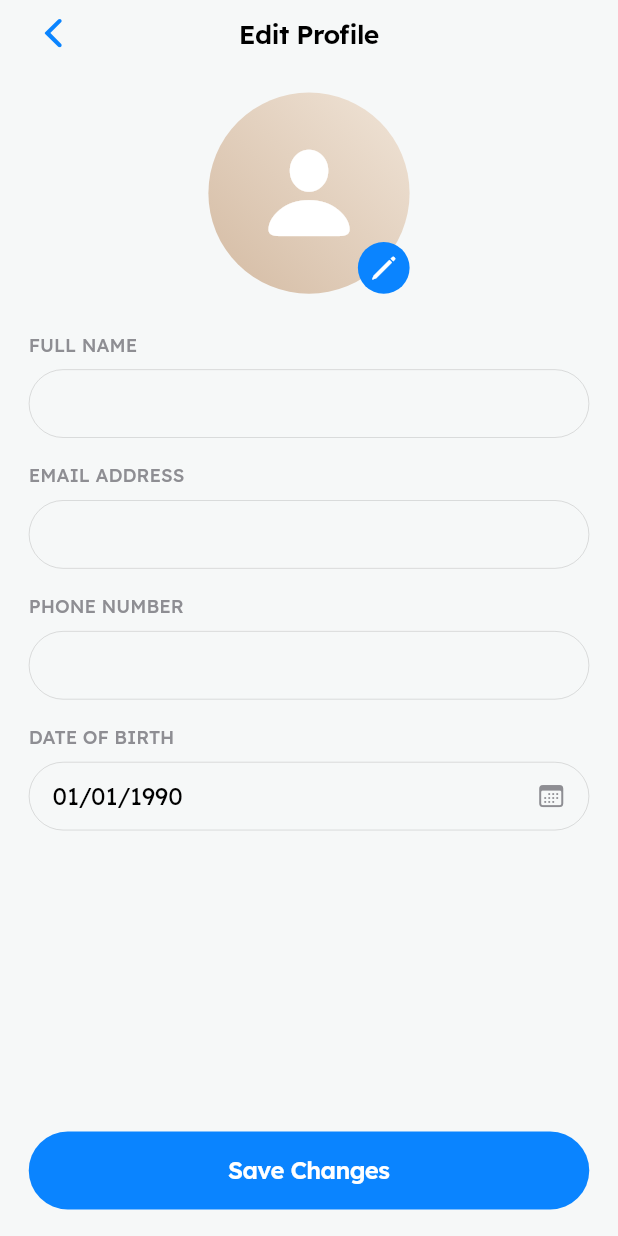
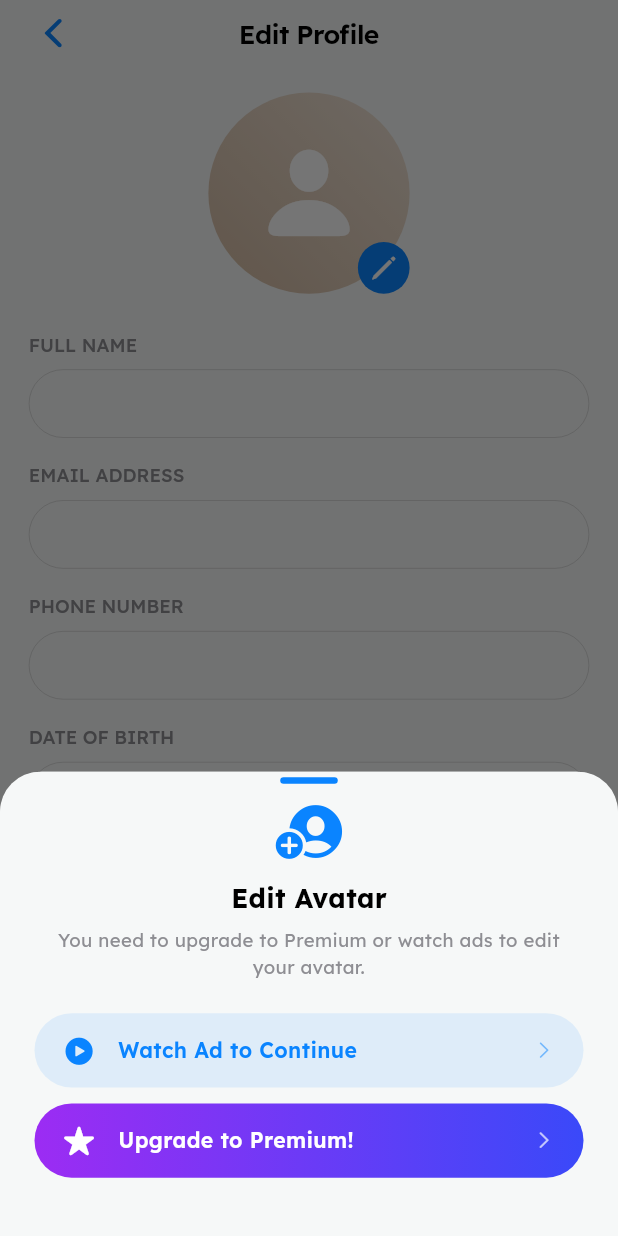
Before and after one commit to DuogKhiem245/Spend-Flow, a Flutter app: the ProfileView screen opened directly, after a tap on an icon or button, on a phone screen of 412 x 824 dp. Run offline on Flutter 3.47's test engine with Material 3 defaults, Android fonts, the light colour scheme and no system bars; our stand-ins replace camera, cloud_firestore, cloud_functions, csv, email_validator, firebase_auth and 25 more; missing offline and left inert: adaptive_platform_ui, cupertino_native, excel, mapbox_maps_flutter, pull_down_button, purchases_flutter; accounts and stored records are empty.

Commit message:
update final

```diff
--- a/lib/assets/l10n/app_en.arb
+++ b/lib/assets/l10n/app_en.arb
@@ -274,6 +274,8 @@
   "profile_updated_success": "Profile updated successfully!",
   "error_updating_profile": "Error updating profile.",
   "error_uploading_avatar": "Error uploading avatar.",
+  "require_premium_to_edit_avatar": "You need to upgrade to Premium or watch ads to edit your avatar.",
+  "edit_avatar": "Edit Avatar",
 
   "upgrade_premium": "Upgrade to Premium!",
   "upgrade_premium_description": "Unlock exclusive features and enhance your experience.",
@@ -396,6 +398,11 @@
   "last_synced": "Last Synced: \n{time}",
   "syncing": "Syncing...",
   "never_synced": "Never Synced",
+  "unauthenticated": "Please log in to sync your data across devices.",
+  "sync_error": "Sync error: {error}",
+  "premium_required_to_sync": "You need to upgrade to Premium or watch ads to sync data.",
+  "sync_in_progress": "Sync in progress, please wait.",
+  "cooldown":"You're acting too quickly. Please wait {seconds} seconds before syncing again.",
   "accepted_formats": "Accepted Formats",
   "select_file_to_import": "Select a file to import",
   "tap_to_browse": "Tap to browse your device or cloud\nstorage for files.",
--- a/lib/assets/l10n/app_localizations.dart
+++ b/lib/assets/l10n/app_localizations.dart
@@ -1670,6 +1670,18 @@ abstract class AppLocalizations {
   /// **'Lỗi khi tải lên ảnh đại diện.'**
   String get error_uploading_avatar;
 
+  /// No description provided for @require_premium_to_edit_avatar.
+  ///
+  /// In vi, this message translates to:
+  /// **'Bạn cần nâng cấp lên Premium hoặc xem quảng cáo để chỉnh sửa ảnh đại diện.'**
+  String get require_premium_to_edit_avatar;
+
+  /// No description provided for @edit_avatar.
+  ///
+  /// In vi, this message translates to:
+  /// **'Chỉnh sửa ảnh đại diện'**
+  String get edit_avatar;
+
   /// No description provided for @upgrade_premium.
   ///
   /// In vi, this message translates to:
@@ -2359,6 +2371,36 @@ abstract class AppLocalizations {
   /// In vi, this message translates to:
   /// **'Chưa đồng bộ'**
   String get never_synced;
+
+  /// No description provided for @unauthenticated.
+  ///
+  /// In vi, this message translates to:
+  /// **'Vui lòng đăng nhập để đồng bộ dữ liệu của bạn trên các thiết bị.'**
+  String get unauthenticated;
+
+  /// No description provided for @sync_error.
+  ///
+  /// In vi, this message translates to:
+  /// **'Lỗi đồng bộ hóa: {error}'**
+  String sync_error(Object error);
+
+  /// No description provided for @premium_required_to_sync.
+  ///
+  /// In vi, this message translates to:
+  /// **'Bạn cần nâng cấp lên Premium hoặc xem quảng cáo để đồng bộ dữ liệu.'**
+  String get premium_required_to_sync;
+
+  /// No description provided for @sync_in_progress.
+  ///
+  /// In vi, this message translates to:
+  /// **'Hệ thống đang đồng bộ, vui lòng đợi.'**
+  String get sync_in_progress;
+
+  /// No description provided for @cooldown.
+  ///
+  /// In vi, this message translates to:
+  /// **'Bạn thao tác quá nhanh. Vui lòng đợi {seconds} giây để đồng bộ lại.'**
+  String cooldown(Object seconds);
 
   /// No description provided for @accepted_formats.
   ///
--- a/lib/assets/l10n/app_localizations_en.dart
+++ b/lib/assets/l10n/app_localizations_en.dart
@@ -836,6 +836,13 @@ class AppLocalizationsEn extends AppLocalizations {
   String get error_uploading_avatar => 'Error uploading avatar.';
 
   @override
+  String get require_premium_to_edit_avatar =>
+      'You need to upgrade to Premium or watch ads to edit your avatar.';
+
+  @override
+  String get edit_avatar => 'Edit Avatar';
+
+  @override
   String get upgrade_premium => 'Upgrade to Premium!';
 
   @override
@@ -1211,6 +1218,27 @@ class AppLocalizationsEn extends AppLocalizations {
   String get never_synced => 'Never Synced';
 
   @override
+  String get unauthenticated =>
+      'Please log in to sync your data across devices.';
+
+  @override
+  String sync_error(Object error) {
+    return 'Sync error: $error';
+  }
+
+  @override
+  String get premium_required_to_sync =>
+      'You need to upgrade to Premium or watch ads to sync data.';
+
+  @override
+  String get sync_in_progress => 'Sync in progress, please wait.';
+
+  @override
+  String cooldown(Object seconds) {
+    return 'You\'re acting too quickly. Please wait $seconds seconds before syncing again.';
+  }
+
+  @override
   String get accepted_formats => 'Accepted Formats';
 
   @override
--- a/lib/assets/l10n/app_localizations_vi.dart
+++ b/lib/assets/l10n/app_localizations_vi.dart
@@ -834,6 +834,13 @@ class AppLocalizationsVi extends AppLocalizations {
   String get error_uploading_avatar => 'Lỗi khi tải lên ảnh đại diện.';
 
   @override
+  String get require_premium_to_edit_avatar =>
+      'Bạn cần nâng cấp lên Premium hoặc xem quảng cáo để chỉnh sửa ảnh đại diện.';
+
+  @override
+  String get edit_avatar => 'Chỉnh sửa ảnh đại diện';
+
+  @override
   String get upgrade_premium => 'Nâng cấp lên Premium!';
 
   @override
@@ -1209,6 +1216,27 @@ class AppLocalizationsVi extends AppLocalizations {
   String get never_synced => 'Chưa đồng bộ';
 
   @override
+  String get unauthenticated =>
+      'Vui lòng đăng nhập để đồng bộ dữ liệu của bạn trên các thiết bị.';
+
+  @override
+  String sync_error(Object error) {
+    return 'Lỗi đồng bộ hóa: $error';
+  }
+
+  @override
+  String get premium_required_to_sync =>
+      'Bạn cần nâng cấp lên Premium hoặc xem quảng cáo để đồng bộ dữ liệu.';
+
+  @override
+  String get sync_in_progress => 'Hệ thống đang đồng bộ, vui lòng đợi.';
+
+  @override
+  String cooldown(Object seconds) {
+    return 'Bạn thao tác quá nhanh. Vui lòng đợi $seconds giây để đồng bộ lại.';
+  }
+
+  @override
   String get accepted_formats => 'Chấp nhận các định dạng';
 
   @override
--- a/lib/assets/l10n/app_vi.arb
+++ b/lib/assets/l10n/app_vi.arb
@@ -274,6 +274,8 @@
   "profile_updated_success": "Cập nhật hồ sơ thành công!",
   "error_updating_profile": "Lỗi khi cập nhật hồ sơ.",
   "error_uploading_avatar": "Lỗi khi tải lên ảnh đại diện.",
+  "require_premium_to_edit_avatar": "Bạn cần nâng cấp lên Premium hoặc xem quảng cáo để chỉnh sửa ảnh đại diện.",
+  "edit_avatar": "Chỉnh sửa ảnh đại diện",
 
   "upgrade_premium": "Nâng cấp lên Premium!",
   "upgrade_premium_description": "Mở khóa các tính năng cao cấp và nâng cao trải nghiệm của bạn.",
@@ -395,6 +397,11 @@
   "last_synced": "Đồng bộ lần cuối: \n{time}",
   "syncing": "Đang đồng bộ...",
   "never_synced": "Chưa đồng bộ",
+  "unauthenticated": "Vui lòng đăng nhập để đồng bộ dữ liệu của bạn trên các thiết bị.",
+  "sync_error": "Lỗi đồng bộ hóa: {error}",
+  "premium_required_to_sync": "Bạn cần nâng cấp lên Premium hoặc xem quảng cáo để đồng bộ dữ liệu.",
+  "sync_in_progress": "Hệ thống đang đồng bộ, vui lòng đợi.",
+  "cooldown":"Bạn thao tác quá nhanh. Vui lòng đợi {seconds} giây để đồng bộ lại.",
   "accepted_formats": "Chấp nhận các định dạng",
   "select_file_to_import": "Chọn tệp để nhập",
   "tap_to_browse": "Chạm để duyệt thiết bị hoặc lưu trữ đám mây của bạn cho các tệp.",
--- a/lib/screen/home/home_viewmodel.dart
+++ b/lib/screen/home/home_viewmodel.dart
@@ -13,7 +13,6 @@ import 'package:spend_flow/core/services/data_service/local_storage_service.dart
 import 'package:spend_flow/core/model/category_model.dart';
 import 'package:spend_flow/core/model/transaction_model.dart';
 import 'package:spend_flow/core/services/general_service/notification_service.dart';
-import 'package:spend_flow/core/services/sync_service/sync_service.dart';
 import 'package:spend_flow/core/utils/category_helper.dart';
 import 'package:spend_flow/screen/home/home_model.dart';
 
@@ -95,7 +94,7 @@ class HomeViewModel extends ChangeNotifier {
         _fetchChartData(walletId),
         _fetchRecentTransactions(walletId),
       ]);
-      SyncService().syncData();
+      //SyncService().syncData();
     } catch (e) {
       debugPrint("Error reloading data: $e");
     } finally {
--- a/lib/screen/setting/profile/profile_view.dart
+++ b/lib/screen/setting/profile/profile_view.dart
@@ -1,11 +1,16 @@
 import 'package:adaptive_platform_ui/adaptive_platform_ui.dart';
 import 'package:flutter/cupertino.dart';
+import 'package:flutter/material.dart';
 import 'package:flutter_screenutil/flutter_screenutil.dart';
 import 'package:intl/intl.dart';
 import 'package:spend_flow/assets/l10n/app_localizations.dart';
 import 'package:spend_flow/config/app_colors.dart';
+import 'package:spend_flow/core/services/ads_service.dart';
 import 'package:spend_flow/core/utils/date_helper.dart';
+import 'package:spend_flow/core/widgets/custom_option/custom_option_widget.dart';
 import 'package:spend_flow/core/widgets/loading_overlay.dart';
+import 'package:spend_flow/main.dart';
+import 'package:spend_flow/screen/premium/premium_view.dart';
 import 'package:spend_flow/screen/setting/profile/profile_viewmodel.dart';
 import 'package:spend_flow/screen/setting/profile/widget/profile_avatar_view.dart';
 import 'package:spend_flow/screen/setting/profile/widget/profile_info_item_view.dart';
@@ -19,11 +24,14 @@ class ProfileView extends StatefulWidget {
 
 class _ProfileViewState extends State<ProfileView> {
   final ProfileViewModel _viewModel = ProfileViewModel();
+  final AdsService _adsService = AdsService();
 
   final TextEditingController _nameController = TextEditingController();
   final TextEditingController _emailController = TextEditingController();
   final TextEditingController _phoneController = TextEditingController();
-  DateTime _selectedDob = DateTime(1990, 1, 1);
+  DateTime _selectedDob = DateTime(1900, 1, 1);
+
+  final _premiumViewModel = premiumViewModel;
 
   @override
   void initState() {
@@ -83,7 +91,21 @@ class _ProfileViewState extends State<ProfileView> {
     }
   }
 
-  void _showDialog(String title, String content, BuildContext context, {VoidCallback? onSuccess}) {
+  Future<void> _handleAvatarEdit() async {
+    if (!_premiumViewModel.isPremium) {
+      _showLimitOptions();
+      return;
+    }
+
+    await _viewModel.pickAvatar();
+  }
+
+  void _showDialog(
+    String title,
+    String content,
+    BuildContext context, {
+    VoidCallback? onSuccess,
+  }) {
     final l10n = AppLocalizations.of(context)!;
 
     AdaptiveAlertDialog.show(
@@ -100,6 +122,123 @@ class _ProfileViewState extends State<ProfileView> {
               onSuccess();
             }
           },
+        ),
+      ],
+    );
+  }
+
+  void _showLimitOptions() {
+    final l10n = AppLocalizations.of(context)!;
+
+    showModalBottomSheet(
+      context: context,
+      backgroundColor: CupertinoTheme.of(context).scaffoldBackgroundColor,
+      builder: (context) => Container(
+        padding: EdgeInsets.fromLTRB(24.w, 4.h, 24.w, 24.h),
+        decoration: BoxDecoration(
+          color: CupertinoTheme.of(context).scaffoldBackgroundColor,
+          borderRadius: BorderRadius.vertical(top: Radius.circular(30.r)),
+        ),
+        child: Column(
+          mainAxisSize: MainAxisSize.min,
+          children: [
+            Align(
+              alignment: Alignment.topCenter,
+              child: Container(
+                width: 40.w,
+                height: 5.h,
+                decoration: BoxDecoration(
+                  color: CupertinoTheme.of(context).primaryColor,
+                  borderRadius: BorderRadius.circular(10),
+                ),
+              ),
+            ),
+            SizedBox(height: 10.h),
+            Icon(
+              CupertinoIcons.person_crop_circle_fill_badge_plus,
+              size: 50.sp,
+              color: CupertinoTheme.of(context).primaryColor,
+            ),
+            SizedBox(height: 12.h),
+            Text(
+              l10n.edit_avatar,
+              style: CupertinoTheme.of(context).textTheme.textStyle.copyWith(
+                fontSize: 20.sp,
+                fontWeight: FontWeight.bold,
+              ),
+            ),
+            SizedBox(height: 8.h),
+            Text(
+              l10n.require_premium_to_edit_avatar,
+              textAlign: TextAlign.center,
+              style: CupertinoTheme.of(context).textTheme.textStyle.copyWith(
+                fontSize: 14.sp,
+                color: CupertinoColors.systemGrey,
+              ),
+            ),
+            SizedBox(height: 24.h),
+            CustomOptionWidget(
+              context: context,
+              icon: CupertinoIcons.play_circle_fill,
+              label: l10n.watch_ad_continue,
+              color: CupertinoTheme.of(context).primaryColor,
+              onTap: () => {_handleRewardAdFlow()},
+            ),
+            SizedBox(height: 12.h),
+            CustomOptionWidget(
+              context: context,
+              icon: CupertinoIcons.star_fill,
+              label: l10n.upgrade_premium,
+              color: const Color(0xFF9C2CF3),
+              isGradient: true,
+              onTap: () {
+                Navigator.pop(context, false);
+                _showPremiumModal(context);
+              },
+            ),
+            SizedBox(height: 20.h),
+          ],
+        ),
+      ),
+    );
+  }
+
+  void _showPremiumModal(BuildContext context) {
+    showModalBottomSheet(
+      context: context,
+      isScrollControlled: true,
+      backgroundColor: CupertinoTheme.of(context).scaffoldBackgroundColor,
+      builder: (context) => const PremiumView(),
+    );
+  }
+
+  void _handleRewardAdFlow() {
+    Navigator.pop(context, false);
+    _adsService.showRewardedAd(
+      onRewardEarned: () async {
+        await _viewModel.pickAvatar();
+      },
+      onAdFailed: () {
+        if (mounted) {
+          _showAdErrorDialog(context);
+        }
+      },
+    );
+  }
+
+  void _showAdErrorDialog(BuildContext context) {
+    final l10n = AppLocalizations.of(context)!;
+
+    AdaptiveAlertDialog.show(
+      context: context,
+      title: l10n.error,
+      message: l10n.ads_loading,
+      icon: 'antennas.bubble.left.fill',
+      actions: [
+        AlertAction(
+          title: "OK",
+          style: AlertActionStyle.primary,
+          onPressed: () {},
         ),
       ],
     );
@@ -152,9 +291,7 @@ class _ProfileViewState extends State<ProfileView> {
                               ProfileAvatar(
                                 imageFile: _viewModel.selectedAvatarFile,
                                 photoUrl: _viewModel.userModel?.photoUrl,
-                                onEditTap: () async {
-                                  await _viewModel.pickAvatar();
-                                },
+                                onEditTap: _handleAvatarEdit,
                               ),
 
                               SizedBox(height: 30.h),
```
Also changed, not shown: lib/core/services/sync_service/sync_service.dart (+23 -12 lines), lib/screen/setting/widget/setting_data_widget.dart (+37 -3 lines).
